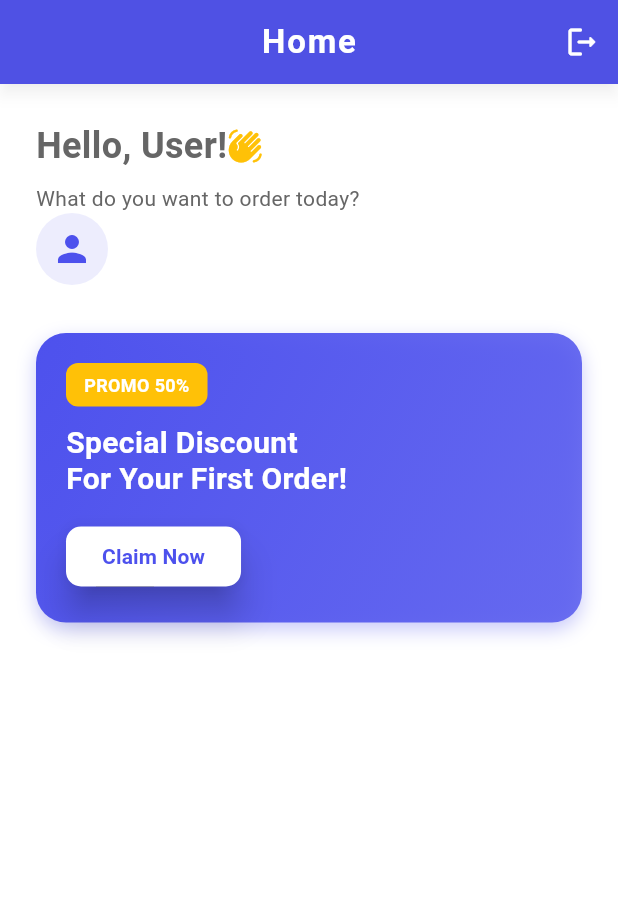
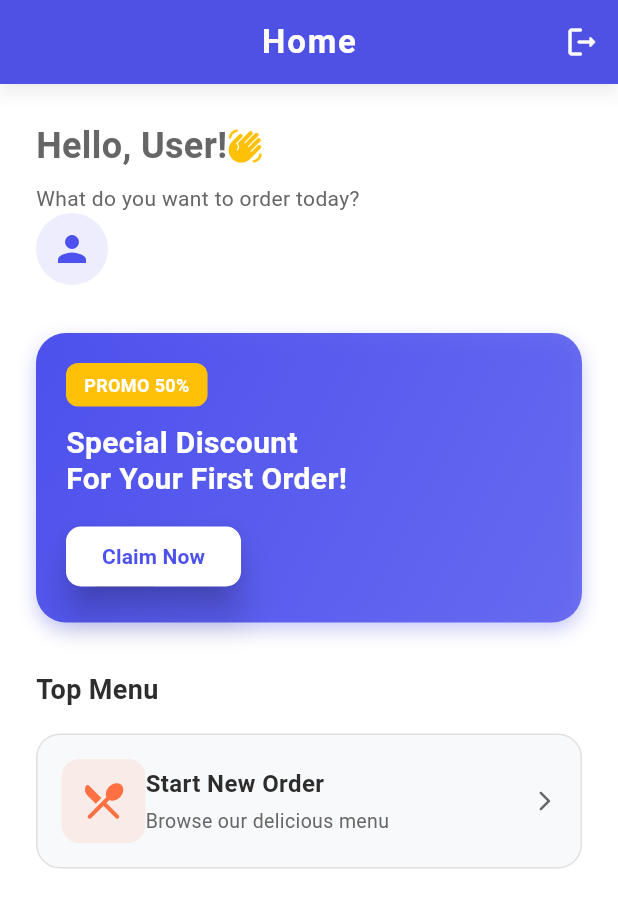
Before and after one commit to thekill022/Navigation_0174, a Flutter app: the HomePage widget shown alone on an empty page, opened directly, on a phone screen of 412 x 824 dp. Shown: the top 908 px of the screen. Run offline on Flutter 3.47's test engine with Material 3 defaults, Android fonts, the phone set to English and light mode, and no system bars.

Commit message:
menambahkan menu untuk new order

```diff
--- a/lib/home.dart
+++ b/lib/home.dart
@@ -52,6 +52,8 @@ class _HomePageState extends State<HomePage> {
           tooltip: 'Logout',
         ),
       ],
+      child: SingleChildScrollView(
+        controller: ScrollController(),
         child: Container(
           color: MainLayout.backgroundColor,
           width: double.infinity,
@@ -179,7 +181,82 @@ class _HomePageState extends State<HomePage> {
                     ],
                   ),
                 ),
+                SizedBox(height: 32),
+
+                Text(
+                  'Top Menu',
+                  style: TextStyle(
+                    fontSize: 18,
+                    fontWeight: FontWeight.bold,
+                    color: MainLayout.textTitleColor,
+                  ),
+                ),
+                SizedBox(height: 16),
+
+                InkWell(
+                  onTap: () {
+                    // Navigator.push(
+                    //   context,
+                    //   MaterialPageRoute(builder: (context) => OrderPage),
+                    // );
+                  },
+                  borderRadius: BorderRadius.circular(16),
+                  child: Container(
+                    padding: EdgeInsets.all(16),
+                    decoration: BoxDecoration(
+                      color: MainLayout.inputFillColor,
+                      borderRadius: BorderRadius.circular(16),
+                      border: Border.all(color: MainLayout.inputBorderColor),
+                    ),
+                    child: Row(
+                      children: [
+                        Container(
+                          padding: EdgeInsets.all(12),
+                          decoration: BoxDecoration(
+                            color: MainLayout.accentOrange.withOpacity(0.1),
+                            borderRadius: BorderRadius.circular(12),
+                          ),
+                          child: Icon(
+                            Icons.restaurant_menu_rounded,
+                            color: MainLayout.accentOrange,
+                            size: 32,
+                          ),
+                        ),
+                        SizedBox(height: 16),
+                        Expanded(
+                          child: Column(
+                            crossAxisAlignment: CrossAxisAlignment.start,
+                            children: [
+                              Text(
+                                "Start New Order",
+                                style: TextStyle(
+                                  fontSize: 16,
+                                  fontWeight: FontWeight.bold,
+                                  color: MainLayout.textTitleColor,
+                                ),
+                              ),
+                              SizedBox(height: 4),
+                              Text(
+                                "Browse our delicious menu",
+                                style: TextStyle(
+                                  fontSize: 13,
+                                  color: MainLayout.textSubtitleColor,
+                                ),
+                              ),
                             ],
+                          ),
+                        ),
+                        Icon(
+                          Icons.arrow_forward_ios_rounded,
+                          color: MainLayout.textSubtitleColor,
+                          size: 16,
+                        ),
+                      ],
+                    ),
+                  ),
+                ),
+              ],
+            ),
           ),
         ),
       ),
```
Lines whose indentation alone changed are shown as unchanged.
